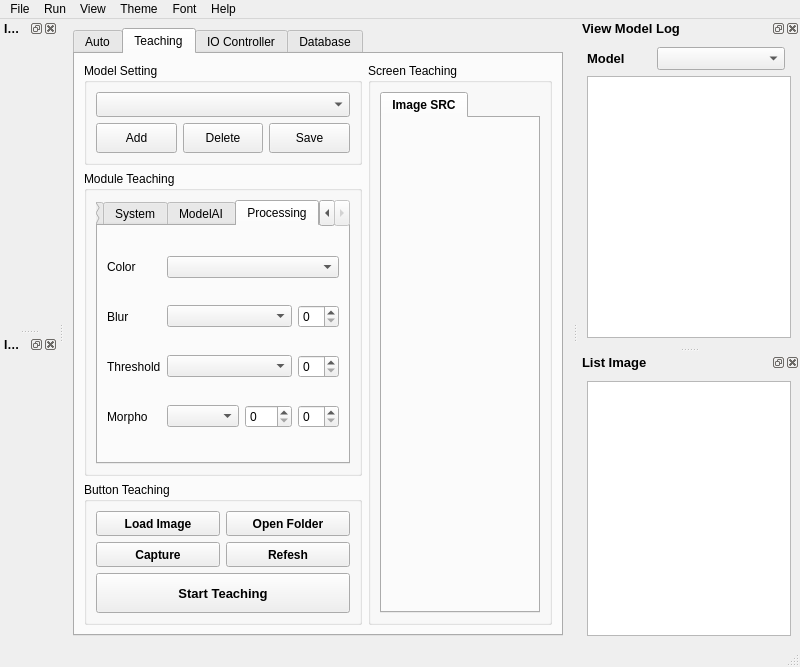
This is ui/MainWindow.ui in vananh2606/ProjectProcessingImage as Qt 5 draws it before an edit. The edited form follows.
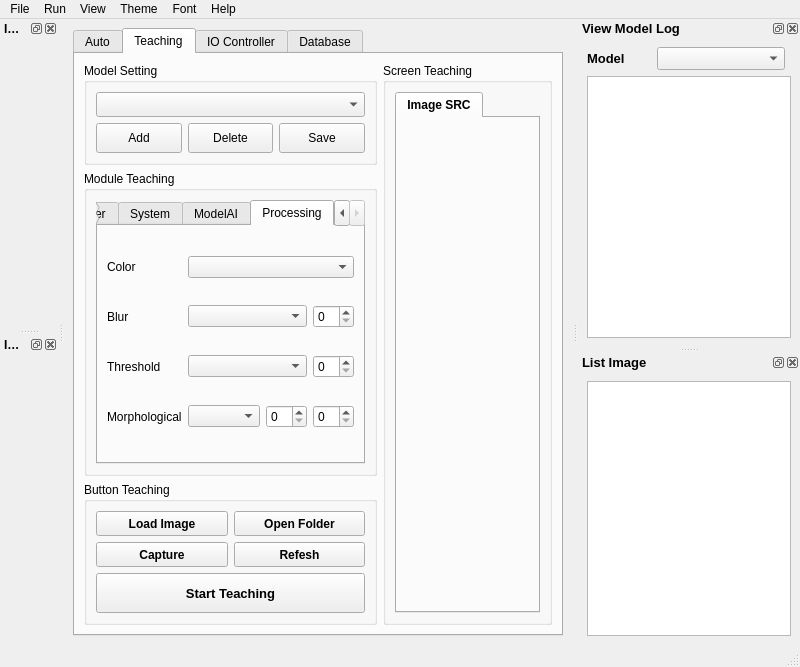
This is the edited form.

What changed in the file:
```diff
--- a/ui/MainWindow.ui
+++ b/ui/MainWindow.ui
@@ -1159,7 +1159,7 @@
                <item row="3" column="0">
                 <widget class="QLabel" name="label_5">
                  <property name="text">
-                  <string>Morpho</string>
+                  <string>Morphological</string>
                  </property>
                 </widget>
                </item>
```
